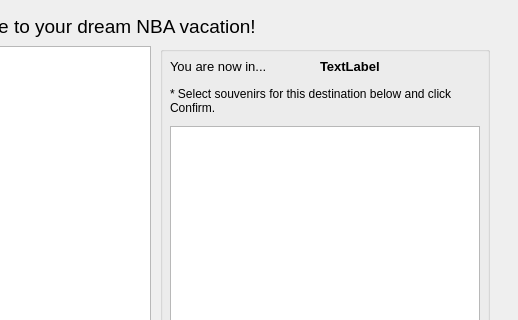
This is TheMudkips/vsimulation.ui in OwlbitCode/TheMudkips as Qt 5 draws it before an edit; both pictures show x 82 to 600 and y 0 to 320 of the 600 by 600 pixel window. The edited form follows.
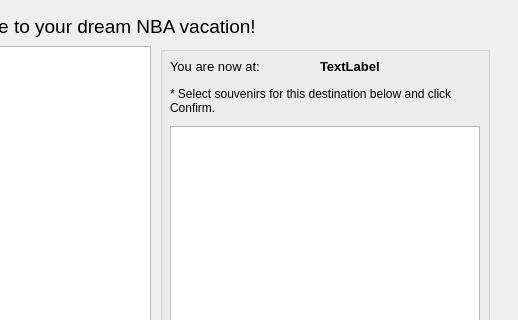
This is the edited form.

```diff
--- a/TheMudkips/vsimulation.ui
+++ b/TheMudkips/vsimulation.ui
@@ -58,7 +58,7 @@
      </font>
     </property>
     <property name="text">
-     <string>You are now in...</string>
+     <string>You are now at: </string>
     </property>
    </widget>
    <widget class="QLabel" name="currCityLabel_3">
```
Left out of the diff: 2 changed lines with no effect on the pictures.
